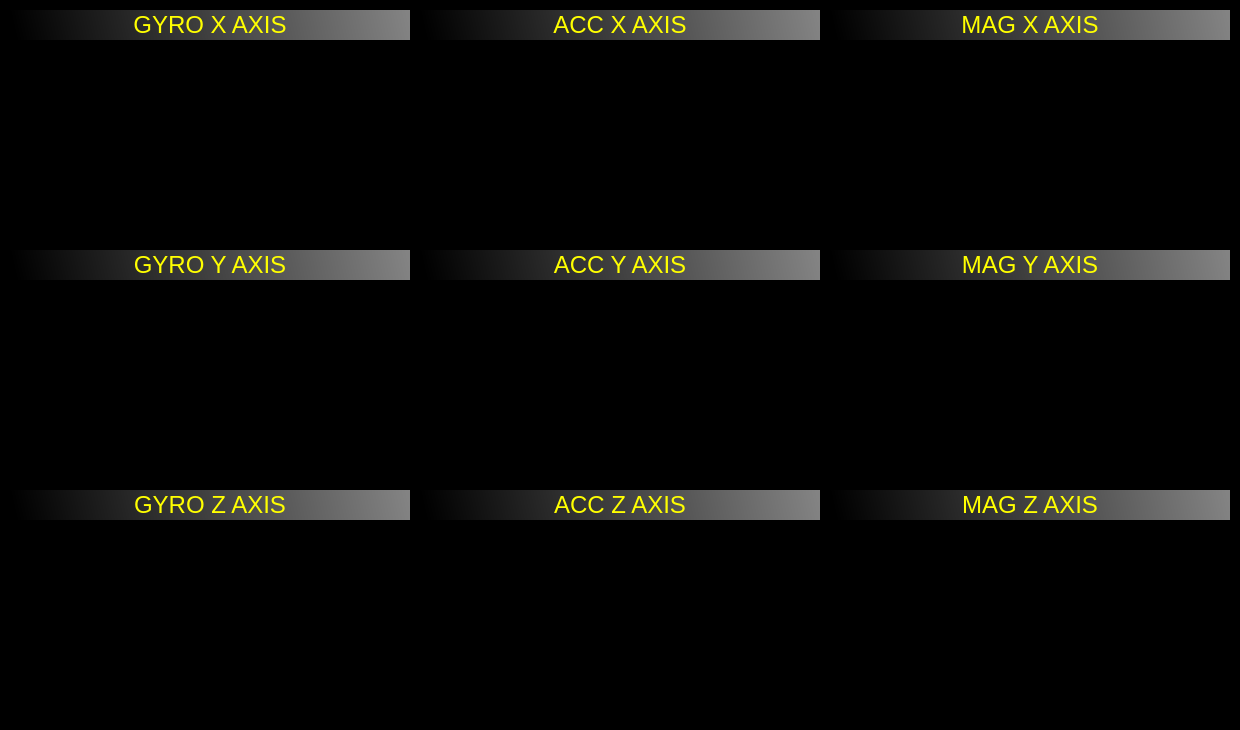
Above: mainwindow.ui from ahmetcihan/GUI_gyro_observer before the change. Below: the same form after it.
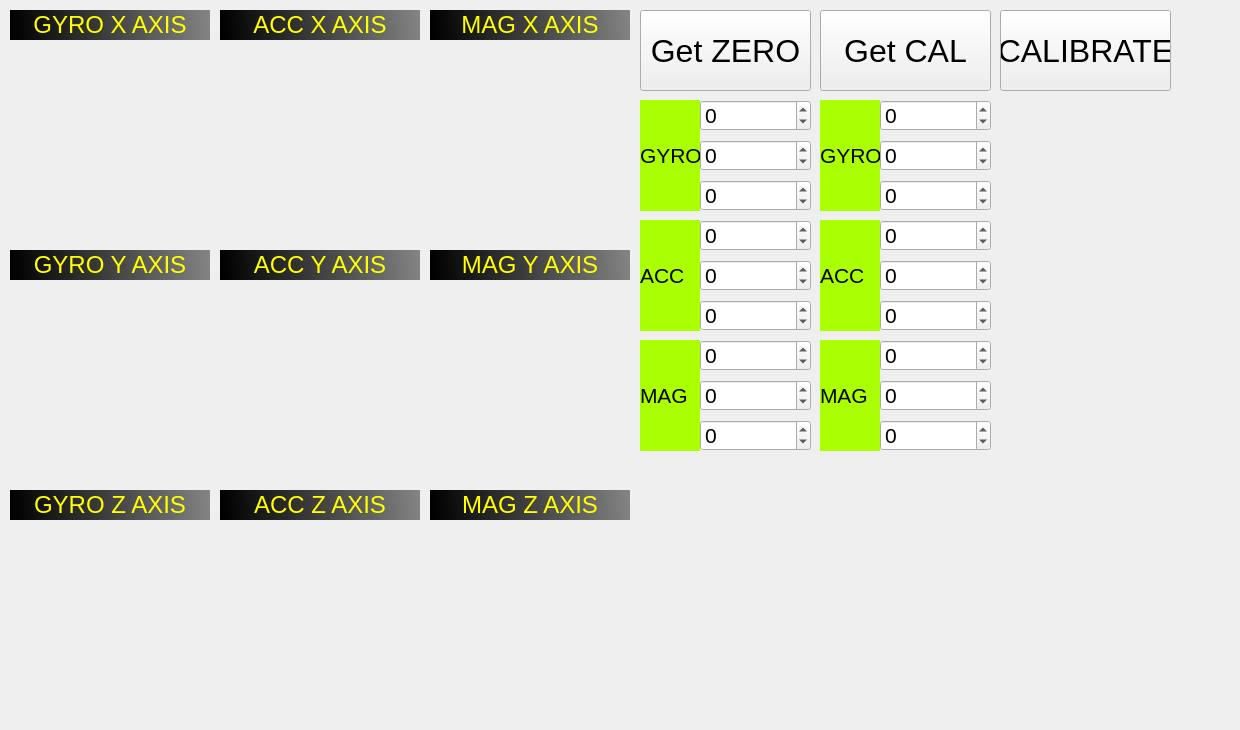
That is the form after the change.

Commit message: gui is retouched

```diff
--- a/mainwindow.ui
+++ b/mainwindow.ui
@@ -20,7 +20,7 @@
    <string>Laser Pointer</string>
   </property>
   <property name="styleSheet">
-   <string notr="true">background-color: rgb(0, 0, 0);</string>
+   <string notr="true"/>
   </property>
   <property name="animated">
    <bool>false</bool>
@@ -31,7 +31,7 @@
      <rect>
       <x>10</x>
       <y>10</y>
-      <width>400</width>
+      <width>200</width>
       <height>30</height>
      </rect>
     </property>
@@ -56,7 +56,7 @@
      <rect>
       <x>10</x>
       <y>40</y>
-      <width>400</width>
+      <width>200</width>
       <height>200</height>
      </rect>
     </property>
@@ -66,7 +66,7 @@
      <rect>
       <x>10</x>
       <y>250</y>
-      <width>400</width>
+      <width>200</width>
       <height>30</height>
      </rect>
     </property>
@@ -91,7 +91,7 @@
      <rect>
       <x>10</x>
       <y>280</y>
-      <width>400</width>
+      <width>200</width>
       <height>200</height>
      </rect>
     </property>
@@ -101,7 +101,7 @@
      <rect>
       <x>10</x>
       <y>490</y>
-      <width>400</width>
+      <width>200</width>
       <height>30</height>
      </rect>
     </property>
@@ -126,7 +126,7 @@
      <rect>
       <x>10</x>
       <y>520</y>
-      <width>400</width>
+      <width>200</width>
       <height>200</height>
      </rect>
     </property>
@@ -134,9 +134,9 @@
    <widget class="QLabel" name="label_acc_x">
     <property name="geometry">
      <rect>
-      <x>420</x>
+      <x>220</x>
       <y>10</y>
-      <width>400</width>
+      <width>200</width>
       <height>30</height>
      </rect>
     </property>
@@ -159,9 +159,9 @@
    <widget class="QLabel" name="label_acc_z">
     <property name="geometry">
      <rect>
-      <x>420</x>
+      <x>220</x>
       <y>490</y>
-      <width>400</width>
+      <width>200</width>
       <height>30</height>
      </rect>
     </property>
@@ -184,9 +184,9 @@
    <widget class="QWidget" name="plot_acc_z" native="true">
     <property name="geometry">
      <rect>
-      <x>420</x>
+      <x>220</x>
       <y>520</y>
-      <width>400</width>
+      <width>200</width>
       <height>200</height>
      </rect>
     </property>
@@ -194,9 +194,9 @@
    <widget class="QWidget" name="plot_acc_x" native="true">
     <property name="geometry">
      <rect>
-      <x>420</x>
+      <x>220</x>
       <y>40</y>
-      <width>400</width>
+      <width>200</width>
       <height>200</height>
      </rect>
     </property>
@@ -204,9 +204,9 @@
    <widget class="QLabel" name="label_acc_y">
     <property name="geometry">
      <rect>
-      <x>420</x>
+      <x>220</x>
       <y>250</y>
-      <width>400</width>
+      <width>200</width>
       <height>30</height>
      </rect>
     </property>
@@ -229,9 +229,9 @@
    <widget class="QWidget" name="plot_acc_y" native="true">
     <property name="geometry">
      <rect>
-      <x>420</x>
+      <x>220</x>
       <y>280</y>
-      <width>400</width>
+      <width>200</width>
       <height>200</height>
      </rect>
     </property>
@@ -239,9 +239,9 @@
    <widget class="QLabel" name="label_mag_y">
     <property name="geometry">
      <rect>
-      <x>830</x>
+      <x>430</x>
       <y>250</y>
-      <width>400</width>
+      <width>200</width>
       <height>30</height>
      </rect>
     </property>
@@ -264,9 +264,9 @@
    <widget class="QWidget" name="plot_mag_z" native="true">
     <property name="geometry">
      <rect>
-      <x>830</x>
+      <x>430</x>
       <y>520</y>
-      <width>400</width>
+      <width>200</width>
       <height>200</height>
      </rect>
     </property>
@@ -274,9 +274,9 @@
    <widget class="QLabel" name="label_mag_x">
     <property name="geometry">
      <rect>
-      <x>830</x>
+      <x>430</x>
       <y>10</y>
-      <width>400</width>
+      <width>200</width>
       <height>30</height>
      </rect>
     </property>
@@ -299,9 +299,9 @@
    <widget class="QWidget" name="plot_mag_y" native="true">
     <property name="geometry">
      <rect>
-      <x>830</x>
+      <x>430</x>
       <y>280</y>
-      <width>400</width>
+      <width>200</width>
       <height>200</height>
      </rect>
     </property>
@@ -309,9 +309,9 @@
    <widget class="QWidget" name="plot_mag_x" native="true">
     <property name="geometry">
      <rect>
-      <x>830</x>
+      <x>430</x>
       <y>40</y>
-      <width>400</width>
+      <width>200</width>
       <height>200</height>
      </rect>
     </property>
@@ -319,9 +319,9 @@
    <widget class="QLabel" name="label_mag_z">
     <property name="geometry">
      <rect>
-      <x>830</x>
+      <x>430</x>
       <y>490</y>
-      <width>400</width>
+      <width>200</width>
       <height>30</height>
      </rect>
     </property>
@@ -341,6 +341,618 @@
      <set>Qt::AlignCenter</set>
     </property>
    </widget>
+   <widget class="QPushButton" name="pushButton_get_zero">
+    <property name="geometry">
+     <rect>
+      <x>640</x>
+      <y>10</y>
+      <width>171</width>
+      <height>81</height>
+     </rect>
+    </property>
+    <property name="font">
+     <font>
+      <pointsize>24</pointsize>
+     </font>
+    </property>
+    <property name="text">
+     <string>Get ZERO</string>
+    </property>
+   </widget>
+   <widget class="QDoubleSpinBox" name="doubleSpinBox_gyro_x_zero">
+    <property name="geometry">
+     <rect>
+      <x>700</x>
+      <y>100</y>
+      <width>111</width>
+      <height>31</height>
+     </rect>
+    </property>
+    <property name="font">
+     <font>
+      <pointsize>16</pointsize>
+     </font>
+    </property>
+    <property name="decimals">
+     <number>0</number>
+    </property>
+    <property name="minimum">
+     <double>-999999.000000000000000</double>
+    </property>
+    <property name="maximum">
+     <double>999999.000000000000000</double>
+    </property>
+   </widget>
+   <widget class="QLabel" name="label">
+    <property name="geometry">
+     <rect>
+      <x>640</x>
+      <y>100</y>
+      <width>60</width>
+      <height>111</height>
+     </rect>
+    </property>
+    <property name="font">
+     <font>
+      <pointsize>16</pointsize>
+     </font>
+    </property>
+    <property name="styleSheet">
+     <string notr="true">background-color: rgb(170, 255, 0);</string>
+    </property>
+    <property name="text">
+     <string>GYRO</string>
+    </property>
+   </widget>
+   <widget class="QDoubleSpinBox" name="doubleSpinBox_gyro_y_zero">
+    <property name="geometry">
+     <rect>
+      <x>700</x>
+      <y>140</y>
+      <width>111</width>
+      <height>31</height>
+     </rect>
+    </property>
+    <property name="font">
+     <font>
+      <pointsize>16</pointsize>
+     </font>
+    </property>
+    <property name="decimals">
+     <number>0</number>
+    </property>
+    <property name="minimum">
+     <double>-999999.000000000000000</double>
+    </property>
+    <property name="maximum">
+     <double>999999.000000000000000</double>
+    </property>
+   </widget>
+   <widget class="QDoubleSpinBox" name="doubleSpinBox_gyro_z_zero">
+    <property name="geometry">
+     <rect>
+      <x>700</x>
+      <y>180</y>
+      <width>111</width>
+      <height>31</height>
+     </rect>
+    </property>
+    <property name="font">
+     <font>
+      <pointsize>16</pointsize>
+     </font>
+    </property>
+    <property name="decimals">
+     <number>0</number>
+    </property>
+    <property name="minimum">
+     <double>-999999.000000000000000</double>
+    </property>
+    <property name="maximum">
+     <double>999999.000000000000000</double>
+    </property>
+   </widget>
+   <widget class="QDoubleSpinBox" name="doubleSpinBox_acc_y_zero">
+    <property name="geometry">
+     <rect>
+      <x>700</x>
+      <y>260</y>
+      <width>111</width>
+      <height>31</height>
+     </rect>
+    </property>
+    <property name="font">
+     <font>
+      <pointsize>16</pointsize>
+     </font>
+    </property>
+    <property name="decimals">
+     <number>0</number>
+    </property>
+    <property name="minimum">
+     <double>-999999.000000000000000</double>
+    </property>
+    <property name="maximum">
+     <double>999999.000000000000000</double>
+    </property>
+   </widget>
+   <widget class="QLabel" name="label_2">
+    <property name="geometry">
+     <rect>
+      <x>640</x>
+      <y>220</y>
+      <width>60</width>
+      <height>111</height>
+     </rect>
+    </property>
+    <property name="font">
+     <font>
+      <pointsize>16</pointsize>
+     </font>
+    </property>
+    <property name="styleSheet">
+     <string notr="true">background-color: rgb(170, 255, 0);</string>
+    </property>
+    <property name="text">
+     <string>ACC</string>
+    </property>
+   </widget>
+   <widget class="QDoubleSpinBox" name="doubleSpinBox_acc_x_zero">
+    <property name="geometry">
+     <rect>
+      <x>700</x>
+      <y>220</y>
+      <width>111</width>
+      <height>31</height>
+     </rect>
+    </property>
+    <property name="font">
+     <font>
+      <pointsize>16</pointsize>
+     </font>
+    </property>
+    <property name="decimals">
+     <number>0</number>
+    </property>
+    <property name="minimum">
+     <double>-999999.000000000000000</double>
+    </property>
+    <property name="maximum">
+     <double>999999.000000000000000</double>
+    </property>
+   </widget>
+   <widget class="QDoubleSpinBox" name="doubleSpinBox_acc_z_zero">
+    <property name="geometry">
+     <rect>
+      <x>700</x>
+      <y>300</y>
+      <width>111</width>
+      <height>31</height>
+     </rect>
+    </property>
+    <property name="font">
+     <font>
+      <pointsize>16</pointsize>
+     </font>
+    </property>
+    <property name="decimals">
+     <number>0</number>
+    </property>
+    <property name="minimum">
+     <double>-999999.000000000000000</double>
+    </property>
+    <property name="maximum">
+     <double>999999.000000000000000</double>
+    </property>
+   </widget>
+   <widget class="QDoubleSpinBox" name="doubleSpinBox_mag_y_zero">
+    <property name="geometry">
+     <rect>
+      <x>700</x>
+      <y>380</y>
+      <width>111</width>
+      <height>31</height>
+     </rect>
+    </property>
+    <property name="font">
+     <font>
+      <pointsize>16</pointsize>
+     </font>
+    </property>
+    <property name="decimals">
+     <number>0</number>
+    </property>
+    <property name="minimum">
+     <double>-999999.000000000000000</double>
+    </property>
+    <property name="maximum">
+     <double>999999.000000000000000</double>
+    </property>
+   </widget>
+   <widget class="QLabel" name="label_3">
+    <property name="geometry">
+     <rect>
+      <x>640</x>
+      <y>340</y>
+      <width>60</width>
+      <height>111</height>
+     </rect>
+    </property>
+    <property name="font">
+     <font>
+      <pointsize>16</pointsize>
+     </font>
+    </property>
+    <property name="styleSheet">
+     <string notr="true">background-color: rgb(170, 255, 0);</string>
+    </property>
+    <property name="text">
+     <string>MAG</string>
+    </property>
+   </widget>
+   <widget class="QDoubleSpinBox" name="doubleSpinBox_mag_z_zero">
+    <property name="geometry">
+     <rect>
+      <x>700</x>
+      <y>420</y>
+      <width>111</width>
+      <height>31</height>
+     </rect>
+    </property>
+    <property name="font">
+     <font>
+      <pointsize>16</pointsize>
+     </font>
+    </property>
+    <property name="decimals">
+     <number>0</number>
+    </property>
+    <property name="minimum">
+     <double>-999999.000000000000000</double>
+    </property>
+    <property name="maximum">
+     <double>999999.000000000000000</double>
+    </property>
+   </widget>
+   <widget class="QDoubleSpinBox" name="doubleSpinBox_mag_x_zero">
+    <property name="geometry">
+     <rect>
+      <x>700</x>
+      <y>340</y>
+      <width>111</width>
+      <height>31</height>
+     </rect>
+    </property>
+    <property name="font">
+     <font>
+      <pointsize>16</pointsize>
+     </font>
+    </property>
+    <property name="decimals">
+     <number>0</number>
+    </property>
+    <property name="minimum">
+     <double>-999999.000000000000000</double>
+    </property>
+    <property name="maximum">
+     <double>999999.000000000000000</double>
+    </property>
+   </widget>
+   <widget class="QLabel" name="label_4">
+    <property name="geometry">
+     <rect>
+      <x>820</x>
+      <y>340</y>
+      <width>60</width>
+      <height>111</height>
+     </rect>
+    </property>
+    <property name="font">
+     <font>
+      <pointsize>16</pointsize>
+     </font>
+    </property>
+    <property name="styleSheet">
+     <string notr="true">background-color: rgb(170, 255, 0);</string>
+    </property>
+    <property name="text">
+     <string>MAG</string>
+    </property>
+   </widget>
+   <widget class="QDoubleSpinBox" name="doubleSpinBox_acc_y_cal">
+    <property name="geometry">
+     <rect>
+      <x>880</x>
+      <y>260</y>
+      <width>111</width>
+      <height>31</height>
+     </rect>
+    </property>
+    <property name="font">
+     <font>
+      <pointsize>16</pointsize>
+     </font>
+    </property>
+    <property name="decimals">
+     <number>0</number>
+    </property>
+    <property name="minimum">
+     <double>-999999.000000000000000</double>
+    </property>
+    <property name="maximum">
+     <double>999999.000000000000000</double>
+    </property>
+   </widget>
+   <widget class="QPushButton" name="pushButton_get_cal">
+    <property name="geometry">
+     <rect>
+      <x>820</x>
+      <y>10</y>
+      <width>171</width>
+      <height>81</height>
+     </rect>
+    </property>
+    <property name="font">
+     <font>
+      <pointsize>24</pointsize>
+     </font>
+    </property>
+    <property name="text">
+     <string>Get CAL</string>
+    </property>
+   </widget>
+   <widget class="QDoubleSpinBox" name="doubleSpinBox_mag_x_cal">
+    <property name="geometry">
+     <rect>
+      <x>880</x>
+      <y>340</y>
+      <width>111</width>
+      <height>31</height>
+     </rect>
+    </property>
+    <property name="font">
+     <font>
+      <pointsize>16</pointsize>
+     </font>
+    </property>
+    <property name="decimals">
+     <number>0</number>
+    </property>
+    <property name="minimum">
+     <double>-999999.000000000000000</double>
+    </property>
+    <property name="maximum">
+     <double>999999.000000000000000</double>
+    </property>
+   </widget>
+   <widget class="QDoubleSpinBox" name="doubleSpinBox_gyro_y_cal">
+    <property name="geometry">
+     <rect>
+      <x>880</x>
+      <y>140</y>
+      <width>111</width>
+      <height>31</height>
+     </rect>
+    </property>
+    <property name="font">
+     <font>
+      <pointsize>16</pointsize>
+     </font>
+    </property>
+    <property name="decimals">
+     <number>0</number>
+    </property>
+    <property name="minimum">
+     <double>-999999.000000000000000</double>
+    </property>
+    <property name="maximum">
+     <double>999999.000000000000000</double>
+    </property>
+   </widget>
+   <widget class="QLabel" name="label_5">
+    <property name="geometry">
+     <rect>
+      <x>820</x>
+      <y>100</y>
+      <width>60</width>
+      <height>111</height>
+     </rect>
+    </property>
+    <property name="font">
+     <font>
+      <pointsize>16</pointsize>
+     </font>
+    </property>
+    <property name="styleSheet">
+     <string notr="true">background-color: rgb(170, 255, 0);</string>
+    </property>
+    <property name="text">
+     <string>GYRO</string>
+    </property>
+   </widget>
+   <widget class="QDoubleSpinBox" name="doubleSpinBox_mag_y_cal">
+    <property name="geometry">
+     <rect>
+      <x>880</x>
+      <y>380</y>
+      <width>111</width>
+      <height>31</height>
+     </rect>
+    </property>
+    <property name="font">
+     <font>
+      <pointsize>16</pointsize>
+     </font>
+    </property>
+    <property name="decimals">
+     <number>0</number>
+    </property>
+    <property name="minimum">
+     <double>-999999.000000000000000</double>
+    </property>
+    <property name="maximum">
+     <double>999999.000000000000000</double>
+    </property>
+   </widget>
+   <widget class="QDoubleSpinBox" name="doubleSpinBox_gyro_x_cal">
+    <property name="geometry">
+     <rect>
+      <x>880</x>
+      <y>100</y>
+      <width>111</width>
+      <height>31</height>
+     </rect>
+    </property>
+    <property name="font">
+     <font>
+      <pointsize>16</pointsize>
+     </font>
+    </property>
+    <property name="decimals">
+     <number>0</number>
+    </property>
+    <property name="minimum">
+     <double>-999999.000000000000000</double>
+    </property>
+    <property name="maximum">
+     <double>999999.000000000000000</double>
+    </property>
+   </widget>
+   <widget class="QLabel" name="label_6">
+    <property name="geometry">
+     <rect>
+      <x>820</x>
+      <y>220</y>
+      <width>60</width>
+      <height>111</height>
+     </rect>
+    </property>
+    <property name="font">
+     <font>
+      <pointsize>16</pointsize>
+     </font>
+    </property>
+    <property name="styleSheet">
+     <string notr="true">background-color: rgb(170, 255, 0);</string>
+    </property>
+    <property name="text">
+     <string>ACC</string>
+    </property>
+   </widget>
+   <widget class="QDoubleSpinBox" name="doubleSpinBox_acc_z_cal">
+    <property name="geometry">
+     <rect>
+      <x>880</x>
+      <y>300</y>
+      <width>111</width>
+      <height>31</height>
+     </rect>
+    </property>
+    <property name="font">
+     <font>
+      <pointsize>16</pointsize>
+     </font>
+    </property>
+    <property name="decimals">
+     <number>0</number>
+    </property>
+    <property name="minimum">
+     <double>-999999.000000000000000</double>
+    </property>
+    <property name="maximum">
+     <double>999999.000000000000000</double>
+    </property>
+   </widget>
+   <widget class="QDoubleSpinBox" name="doubleSpinBox_gyro_z_cal">
+    <property name="geometry">
+     <rect>
+      <x>880</x>
+      <y>180</y>
+      <width>111</width>
+      <height>31</height>
+     </rect>
+    </property>
+    <property name="font">
+     <font>
+      <pointsize>16</pointsize>
+     </font>
+    </property>
+    <property name="decimals">
+     <number>0</number>
+    </property>
+    <property name="minimum">
+     <double>-999999.000000000000000</double>
+    </property>
+    <property name="maximum">
+     <double>999999.000000000000000</double>
+    </property>
+   </widget>
+   <widget class="QDoubleSpinBox" name="doubleSpinBox_mag_z_cal">
+    <property name="geometry">
+     <rect>
+      <x>880</x>
+      <y>420</y>
+      <width>111</width>
+      <height>31</height>
+     </rect>
+    </property>
+    <property name="font">
+     <font>
+      <pointsize>16</pointsize>
+     </font>
+    </property>
+    <property name="decimals">
+     <number>0</number>
+    </property>
+    <property name="minimum">
+     <double>-999999.000000000000000</double>
+    </property>
+    <property name="maximum">
+     <double>999999.000000000000000</double>
+    </property>
+   </widget>
+   <widget class="QDoubleSpinBox" name="doubleSpinBox_acc_x_cal">
+    <property name="geometry">
+     <rect>
+      <x>880</x>
+      <y>220</y>
+      <width>111</width>
+      <height>31</height>
+     </rect>
+    </property>
+    <property name="font">
+     <font>
+      <pointsize>16</pointsize>
+     </font>
+    </property>
+    <property name="decimals">
+     <number>0</number>
+    </property>
+    <property name="minimum">
+     <double>-999999.000000000000000</double>
+    </property>
+    <property name="maximum">
+     <double>999999.000000000000000</double>
+    </property>
+   </widget>
+   <widget class="QPushButton" name="pushButton_get_cal_2">
+    <property name="geometry">
+     <rect>
+      <x>1000</x>
+      <y>10</y>
+      <width>171</width>
+      <height>81</height>
+     </rect>
+    </property>
+    <property name="font">
+     <font>
+      <pointsize>24</pointsize>
+     </font>
+    </property>
+    <property name="text">
+     <string>CALIBRATE</string>
+    </property>
+   </widget>
   </widget>
  </widget>
  <layoutdefault spacing="6" margin="11"/>
```
The commit also changes 4 other files.
